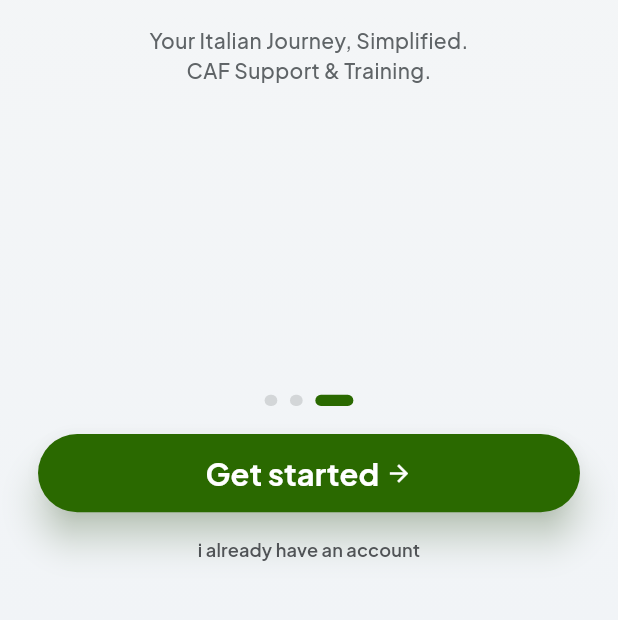
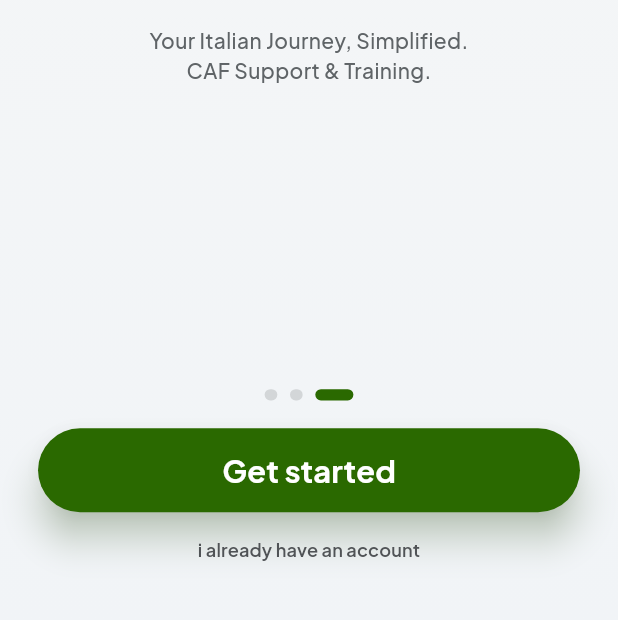
Before and after one commit to AminulSagor/italy_app, a Flutter app: the screen it shows after launch, swiped to page 4, on a phone screen of 412 x 824 dp, the part 607-1227 px from its top. Run offline on Flutter 3.47's test engine with Material 3 defaults, Android fonts, the phone set to English and light mode, and no system bars; our stand-ins replace flutter_screenutil, get, google_fonts, shared_preferences; accounts and stored records are empty.

Commit message:
refactor: replace ElevatedButton with DarkGreenButton in SplashView and add DarkGreenButton widget

```diff
--- /dev/null
+++ b/lib/core/widgets/buttons.dart
@@ -0,0 +1,101 @@
+import 'package:flutter/material.dart';
+import 'package:get/get.dart';
+import 'package:flutter_screenutil/flutter_screenutil.dart';
+import 'package:italir_pothe/core/themes/app_theme.dart';
+
+class DarkGreenButton extends StatelessWidget {
+  final VoidCallback onPressed;
+  final String text;
+  final double height;
+  final double width;
+  final bool isLoading;
+  final bool showShadow;
+  final bool isElevated;
+  final IconData? icon;
+  const DarkGreenButton({
+    super.key,
+    required this.onPressed,
+    required this.text,
+    required this.height,
+    required this.width,
+    this.isLoading = false,
+    this.showShadow = false,
+    this.isElevated = false,
+    this.icon,
+  });
+
+  @override
+  Widget build(BuildContext context) {
+    final shadowDepth = showShadow ? 7.h : 0.0;
+    final darkShadowColor = Color.lerp(
+      AppTheme.primaryGreen,
+      Colors.black,
+      0.35,
+    )!;
+
+    return SizedBox(
+      width: width.w,
+      height: height.h,
+      child: Stack(
+        children: [
+          if (showShadow)
+            Positioned.fill(
+              child: Container(
+                decoration: BoxDecoration(
+                  color: darkShadowColor,
+                  borderRadius: BorderRadius.circular(30.r),
+                ),
+              ),
+            ),
+
+          Positioned(
+            left: 0,
+            right: 0,
+            top: 0,
+            bottom: shadowDepth,
+            child: ElevatedButton(
+              onPressed: isLoading ? null : onPressed,
+              style: ElevatedButton.styleFrom(
+                elevation: isElevated ? 10 : 0,
+                shadowColor: AppTheme.primaryGreen.withAlpha(140),
+                backgroundColor: AppTheme.primaryGreen,
+                disabledBackgroundColor: AppTheme.primaryGreen.withAlpha(180),
+                shape: RoundedRectangleBorder(
+                  borderRadius: BorderRadius.circular(30.r),
+                ),
+                padding: EdgeInsets.zero,
+              ),
+              child: isLoading
+                  ? SizedBox(
+                      width: 20.r,
+                      height: 20.r,
+                      child: CircularProgressIndicator(
+                        strokeWidth: 2.w,
+                        color: AppTheme.white,
+                      ),
+                    )
+                  : Row(
+                      mainAxisAlignment: MainAxisAlignment.center,
+                      children: [
+                        Text(
+                          text.tr,
+                          style: TextStyle(
+                            fontSize: 22.sp,
+                            fontWeight: FontWeight.w700,
+                            color: AppTheme.white,
+                          ),
+                        ),
+                        // SizedBox(width: 4.w),
+                        if (icon != null) ...[
+                          SizedBox(width: 8.w),
+                          Icon(icon, size: 24.sp, color: AppTheme.white),
+                        ],
+                      ],
+                    ),
+            ),
+          ),
+        ],
+      ),
+    );
+  }
+}
--- a/lib/features/splash/splash_view.dart
+++ b/lib/features/splash/splash_view.dart
@@ -1,7 +1,7 @@
 import 'package:flutter/material.dart';
 import 'package:flutter_screenutil/flutter_screenutil.dart';
 import 'package:get/get.dart';
-
+import 'package:italir_pothe/core/widgets/buttons.dart';
 import '../../core/themes/app_theme.dart';
 import 'splash_controller.dart';
 
@@ -88,40 +88,15 @@ class SplashView extends GetView<SplashController> {
                           controller.currentPage.value,
                         ),
                         SizedBox(height: 20.h),
-                        SizedBox(
+                        DarkGreenButton(
+                          onPressed: controller.onPrimaryButtonTap,
+                          text: controller.isLastPage ? 'get_started' : 'next',
+                          height: 60,
                           width: double.infinity,
-                          height: 56.h,
-                          child: ElevatedButton(
-                            onPressed: controller.onPrimaryButtonTap,
-                            style: ElevatedButton.styleFrom(
-                              elevation: 10,
-                              shadowColor: AppTheme.primaryGreen.withAlpha(140),
-                              backgroundColor: AppTheme.primaryGreen,
-                              shape: RoundedRectangleBorder(
-                                borderRadius: BorderRadius.circular(30.r),
-                              ),
-                            ),
-                            child: Row(
-                              mainAxisAlignment: MainAxisAlignment.center,
-                              children: [
-                                Text(
-                                  controller.isLastPage
-                                      ? 'get_started'.tr
-                                      : 'next'.tr,
-                                  style: TextStyle(
-                                    fontSize: 22.sp,
-                                    fontWeight: FontWeight.w700,
-                                    color: AppTheme.white,
-                                  ),
-                                ),
-                                SizedBox(width: 4.w),
-                                const Icon(
-                                  Icons.arrow_forward,
-                                  color: Colors.white,
-                                ),
-                              ],
-                            ),
-                          ),
+                          isElevated: true,
+                          icon: controller.isLastPage
+                              ? null
+                              : Icons.arrow_forward,
                         ),
                         if (controller.isLastPage)
                           TextButton(
@@ -294,28 +269,13 @@ class SplashView extends GetView<SplashController> {
 
           SizedBox(height: 28.h),
 
-          SizedBox(
-            width: 270.w,
-            height: 60.h,
-            child: ElevatedButton(
-              onPressed: controller.onPrimaryButtonTap,
-              style: ElevatedButton.styleFrom(
-                elevation: 10,
-                shadowColor: AppTheme.primaryGreen.withAlpha(140),
-                backgroundColor: AppTheme.primaryGreen,
-                shape: RoundedRectangleBorder(
-                  borderRadius: BorderRadius.circular(30.r),
-                ),
-              ),
-              child: Text(
-                'splash_get_started'.tr,
-                style: TextStyle(
-                  fontSize: 16.sp,
-                  fontWeight: FontWeight.w900,
-                  color: AppTheme.white,
-                ),
-              ),
-            ),
+          DarkGreenButton(
+            onPressed: controller.onPrimaryButtonTap,
+            text: 'splash_get_started',
+            height: 60,
+            width: 270,
+            isElevated: true,
+            //showShadow: false,
           ),
 
           SizedBox(height: 16.h),
```
Also changed, not shown: pubspec.lock.
